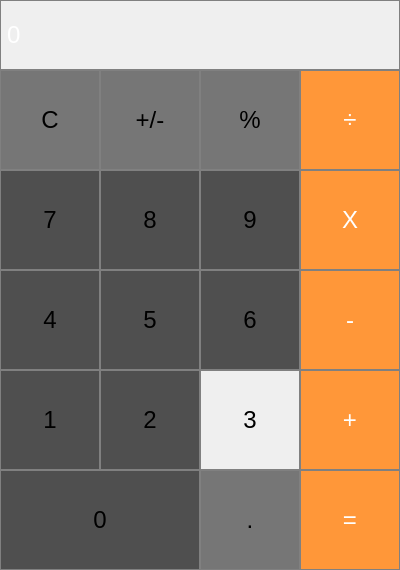
The window that mainwindow.ui (tonigasic/QT-Calculator) describes before a commit, drawn with Qt 5.
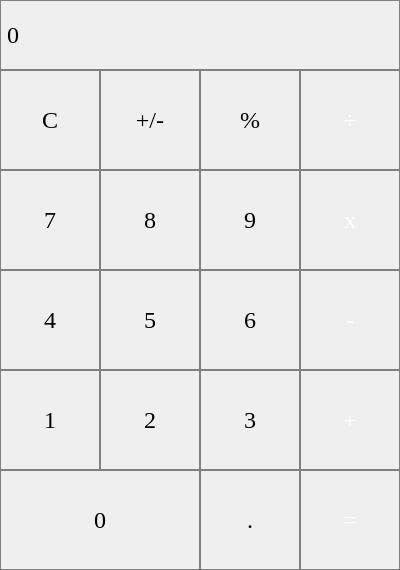
The same window after the commit.

Commit message: added some functionalities to some buttons and changed design

Patch:
```diff
--- a/mainwindow.ui
+++ b/mainwindow.ui
@@ -25,6 +25,7 @@
     </property>
     <property name="font">
      <font>
+      <family>Times New Roman</family>
       <pointsize>18</pointsize>
      </font>
     </property>
@@ -33,9 +34,8 @@
   	qproperty-alignment: 'AlignVCenter | AlignRight';
   	border: 1px solid grey;
   	 background-color: qlineargradient(x1: 0, y1: 0, x2: 0, y2: 1,
-                                      stop: 0 #e6e6e6, stop: 0.3 #595959
-									  stop: 0.7 #595959, stop: 1.0 #e6e6e6);
-	color : white;
+                                      stop: 0 #8EE4Af, stop: 1 #edf5e1);
+	color : black;
 }
 
 
@@ -56,13 +56,16 @@
     </property>
     <property name="font">
      <font>
+      <family>Times New Roman</family>
       <pointsize>18</pointsize>
      </font>
     </property>
     <property name="styleSheet">
      <string notr="true">QPushButton {
     border: 1px solid gray;
-	background-color: #767676;
+	/*background-color: #659DBD;*/
+	background-color: qlineargradient(x1: 0, y1: 0, x2: 0, y2: 1,
+                                      stop: 0 #4b8f69, stop: 1 #9bc1ac);
 }
 QPushButton:pressed {
     background-color: qlineargradient(x1: 0, y1: 0, x2: 0, y2: 1,
@@ -73,7 +76,7 @@
      <string>C</string>
     </property>
    </widget>
-   <widget class="QPushButton" name="pushButton_2">
+   <widget class="QPushButton" name="pushButton_predznak">
     <property name="geometry">
      <rect>
       <x>100</x>
@@ -84,13 +87,16 @@
     </property>
     <property name="font">
      <font>
+      <family>Times New Roman</family>
       <pointsize>18</pointsize>
      </font>
     </property>
     <property name="styleSheet">
      <string notr="true">QPushButton {
     border: 1px solid gray;
-	background-color: #767676;
+	/*background-color: #659DBD;*/
+	background-color: qlineargradient(x1: 0, y1: 0, x2: 0, y2: 1,
+                                      stop: 0 #4b8f69, stop: 1 #9bc1ac);
 }
 QPushButton:pressed {
     background-color: qlineargradient(x1: 0, y1: 0, x2: 0, y2: 1,
@@ -101,7 +107,7 @@
      <string>+/-</string>
     </property>
    </widget>
-   <widget class="QPushButton" name="pushButton_3">
+   <widget class="QPushButton" name="pushButton_percentage">
     <property name="geometry">
      <rect>
       <x>200</x>
@@ -112,13 +118,16 @@
     </property>
     <property name="font">
      <font>
+      <family>Times New Roman</family>
       <pointsize>18</pointsize>
      </font>
     </property>
     <property name="styleSheet">
      <string notr="true">QPushButton {
     border: 1px solid gray;
-	background-color: #767676;
+	/*background-color: #659DBD;*/
+	background-color: qlineargradient(x1: 0, y1: 0, x2: 0, y2: 1,
+                                      stop: 0 #4b8f69, stop: 1 #9bc1ac);
 }
 QPushButton:pressed {
     background-color: qlineargradient(x1: 0, y1: 0, x2: 0, y2: 1,
@@ -129,7 +138,7 @@
      <string>%</string>
     </property>
    </widget>
-   <widget class="QPushButton" name="pushButton_4">
+   <widget class="QPushButton" name="pushButton_division">
     <property name="geometry">
      <rect>
       <x>300</x>
@@ -140,20 +149,25 @@
     </property>
     <property name="font">
      <font>
+      <family>Times New Roman</family>
       <pointsize>18</pointsize>
      </font>
     </property>
     <property name="styleSheet">
      <string notr="true">QPushButton {
-  background-color: rgb(255, 151, 57);
-  color: white; 
-  border: 1px solid gray;
+    border: 1px solid gray;
+color:white;
+	/*background-color: #BC986A;*/
+	 background-color: qlineargradient(x1: 0, y1: 0, x2: 0, y2: 1,
+                                      stop: 0 #05386b, stop: 1 #6987a6);
 }
-
 QPushButton:pressed {
     background-color: qlineargradient(x1: 0, y1: 0, x2: 0, y2: 1,
-                                      stop: 0 #FF7832, stop: 1 #595959);
-}</string>
+                                      stop: 0 #6987a6, stop: 1 #05386b 	);
+}
+
+
+</string>
     </property>
     <property name="text">
      <string>÷</string>
@@ -170,14 +184,19 @@
     </property>
     <property name="font">
      <font>
+      <family>Times New Roman</family>
       <pointsize>18</pointsize>
      </font>
     </property>
     <property name="styleSheet">
      <string notr="true">QPushButton {
-    border: 1px solid gray;
-	background-color: #4f4f4f;
+	background-color: qlineargradient(x1: 0, y1: 0, x2: 0, y2: 1,
+                                      stop: 0 #328775, stop: 1 #87c0b4);
+  /*background-color: #8D8741;*/
+  color: black; 
+  border: 1px solid gray;
 }
+
 QPushButton:pressed {
     background-color: qlineargradient(x1: 0, y1: 0, x2: 0, y2: 1,
                                       stop: 0 #373737, stop: 1 #606060);
@@ -187,7 +206,7 @@
      <string>8</string>
     </property>
    </widget>
-   <widget class="QPushButton" name="pushButton_6">
+   <widget class="QPushButton" name="pushButton_multiply">
     <property name="geometry">
      <rect>
       <x>300</x>
@@ -198,23 +217,28 @@
     </property>
     <property name="font">
      <font>
+      <family>Times New Roman</family>
       <pointsize>18</pointsize>
      </font>
     </property>
     <property name="styleSheet">
      <string notr="true">QPushButton {
-  background-color: rgb(255, 151, 57);
-  color: white; 
-  border: 1px solid gray;
+    border: 1px solid gray;
+color:white;
+	/*background-color: #BC986A;*/
+	 background-color: qlineargradient(x1: 0, y1: 0, x2: 0, y2: 1,
+                                      stop: 0 #05386b, stop: 1 #6987a6);
 }
-
 QPushButton:pressed {
     background-color: qlineargradient(x1: 0, y1: 0, x2: 0, y2: 1,
-                                      stop: 0 #FF7832, stop: 1 #FF9739);
-}</string>
+                                      stop: 0 #6987a6, stop: 1 #05386b 	);
+}
+
+
+</string>
     </property>
     <property name="text">
-     <string>X</string>
+     <string>x</string>
     </property>
    </widget>
    <widget class="QPushButton" name="pushButton_7">
@@ -228,14 +252,19 @@
     </property>
     <property name="font">
      <font>
+      <family>Times New Roman</family>
       <pointsize>18</pointsize>
      </font>
     </property>
     <property name="styleSheet">
      <string notr="true">QPushButton {
-    border: 1px solid gray;
-	background-color: #4f4f4f;
+	background-color: qlineargradient(x1: 0, y1: 0, x2: 0, y2: 1,
+                                      stop: 0 #328775, stop: 1 #87c0b4);
+  /*background-color: #8D8741;*/
+  color: black; 
+  border: 1px solid gray;
 }
+
 QPushButton:pressed {
     background-color: qlineargradient(x1: 0, y1: 0, x2: 0, y2: 1,
                                       stop: 0 #373737, stop: 1 #606060);
@@ -256,14 +285,19 @@
     </property>
     <property name="font">
      <font>
+      <family>Times New Roman</family>
       <pointsize>18</pointsize>
      </font>
     </property>
     <property name="styleSheet">
      <string notr="true">QPushButton {
-    border: 1px solid gray;
-	background-color: #4f4f4f;
+	background-color: qlineargradient(x1: 0, y1: 0, x2: 0, y2: 1,
+                                      stop: 0 #328775, stop: 1 #87c0b4);
+  /*background-color: #8D8741;*/
+  color: black; 
+  border: 1px solid gray;
 }
+
 QPushButton:pressed {
     background-color: qlineargradient(x1: 0, y1: 0, x2: 0, y2: 1,
                                       stop: 0 #373737, stop: 1 #606060);
@@ -284,14 +318,19 @@
     </property>
     <property name="font">
      <font>
+      <family>Times New Roman</family>
       <pointsize>18</pointsize>
      </font>
     </property>
     <property name="styleSheet">
      <string notr="true">QPushButton {
-    border: 1px solid gray;
-	background-color: #4f4f4f;
+	background-color: qlineargradient(x1: 0, y1: 0, x2: 0, y2: 1,
+                                      stop: 0 #328775, stop: 1 #87c0b4);
+  /*background-color: #8D8741;*/
+  color: black; 
+  border: 1px solid gray;
 }
+
 QPushButton:pressed {
     background-color: qlineargradient(x1: 0, y1: 0, x2: 0, y2: 1,
                                       stop: 0 #373737, stop: 0.5 #606060);
@@ -312,26 +351,31 @@
     </property>
     <property name="font">
      <font>
+      <family>Times New Roman</family>
       <pointsize>18</pointsize>
      </font>
     </property>
     <property name="styleSheet">
      <string notr="true">QPushButton {
-  background-color: rgb(255, 151, 57);
-  color: white; 
-  border: 1px solid gray;
+    border: 1px solid gray;
+color:white;
+	/*background-color: #BC986A;*/
+	 background-color: qlineargradient(x1: 0, y1: 0, x2: 0, y2: 1,
+                                      stop: 0 #05386b, stop: 1 #6987a6);
 }
-
 QPushButton:pressed {
     background-color: qlineargradient(x1: 0, y1: 0, x2: 0, y2: 1,
-                                      stop: 0 #FF7832, stop: 1 #FF9739);
-}</string>
+                                      stop: 0 #6987a6, stop: 1 #05386b 	);
+}
+
+
+</string>
     </property>
     <property name="text">
      <string>-</string>
     </property>
    </widget>
-   <widget class="QPushButton" name="pushButton_11">
+   <widget class="QPushButton" name="pushButton_6">
     <property name="geometry">
      <rect>
       <x>200</x>
@@ -342,14 +386,19 @@
     </property>
     <property name="font">
      <font>
+      <family>Times New Roman</family>
       <pointsize>18</pointsize>
      </font>
     </property>
     <property name="styleSheet">
      <string notr="true">QPushButton {
-    border: 1px solid gray;
-	background-color: #4f4f4f;
+	background-color: qlineargradient(x1: 0, y1: 0, x2: 0, y2: 1,
+                                      stop: 0 #328775, stop: 1 #87c0b4);
+  /*background-color: #8D8741;*/
+  color: black; 
+  border: 1px solid gray;
 }
+
 QPushButton:pressed {
     background-color: qlineargradient(x1: 0, y1: 0, x2: 0, y2: 1,
                                       stop: 0 #373737, stop: 1 #606060);
@@ -359,7 +408,7 @@
      <string>6</string>
     </property>
    </widget>
-   <widget class="QPushButton" name="pushButton_12">
+   <widget class="QPushButton" name="pushButton_4">
     <property name="geometry">
      <rect>
       <x>0</x>
@@ -370,14 +419,19 @@
     </property>
     <property name="font">
      <font>
+      <family>Times New Roman</family>
       <pointsize>18</pointsize>
      </font>
     </property>
     <property name="styleSheet">
      <string notr="true">QPushButton {
-    border: 1px solid gray;
-	background-color: #4f4f4f;
+	background-color: qlineargradient(x1: 0, y1: 0, x2: 0, y2: 1,
+                                      stop: 0 #328775, stop: 1 #87c0b4);
+  /*background-color: #8D8741;*/
+  color: black; 
+  border: 1px solid gray;
 }
+
 QPushButton:pressed {
     background-color: qlineargradient(x1: 0, y1: 0, x2: 0, y2: 1,
                                       stop: 0 #373737, stop: 1 #606060);
@@ -387,7 +441,7 @@
      <string>4</string>
     </property>
    </widget>
-   <widget class="QPushButton" name="pushButton_13">
+   <widget class="QPushButton" name="pushButton_2">
     <property name="geometry">
      <rect>
       <x>100</x>
@@ -398,14 +452,19 @@
     </property>
     <property name="font">
      <font>
+      <family>Times New Roman</family>
       <pointsize>18</pointsize>
      </font>
     </property>
     <property name="styleSheet">
      <string notr="true">QPushButton {
-    border: 1px solid gray;
-	background-color: #4f4f4f;
+	background-color: qlineargradient(x1: 0, y1: 0, x2: 0, y2: 1,
+                                      stop: 0 #328775, stop: 1 #87c0b4);
+  /*background-color: #8D8741;*/
+  color: black; 
+  border: 1px solid gray;
 }
+
 QPushButton:pressed {
     background-color: qlineargradient(x1: 0, y1: 0, x2: 0, y2: 1,
                                       stop: 0 #373737, stop: 1 #606060);
@@ -426,26 +485,31 @@
     </property>
     <property name="font">
      <font>
+      <family>Times New Roman</family>
       <pointsize>18</pointsize>
      </font>
     </property>
     <property name="styleSheet">
      <string notr="true">QPushButton {
-  background-color: rgb(255, 151, 57);
-  color: white; 
-  border: 1px solid gray;
+    border: 1px solid gray;
+color:white;
+	/*background-color: #BC986A;*/
+	 background-color: qlineargradient(x1: 0, y1: 0, x2: 0, y2: 1,
+                                      stop: 0 #05386b, stop: 1 #6987a6);
 }
-
 QPushButton:pressed {
     background-color: qlineargradient(x1: 0, y1: 0, x2: 0, y2: 1,
-                                      stop: 0 #FF7832, stop: 1 #FF9739);
-}</string>
+                                      stop: 0 #6987a6, stop: 1 #05386b 	);
+}
+
+
+</string>
     </property>
     <property name="text">
      <string>+</string>
     </property>
    </widget>
-   <widget class="QPushButton" name="pushButton_15">
+   <widget class="QPushButton" name="pushButton_3">
     <property name="geometry">
      <rect>
       <x>200</x>
@@ -456,15 +520,19 @@
     </property>
     <property name="font">
      <font>
+      <family>Times New Roman</family>
       <pointsize>18</pointsize>
      </font>
     </property>
     <property name="styleSheet">
      <string notr="true">QPushButton {
-    border: 1px solid gray;
-	 background-color: qlineargradient(x1: 0, y1: 0, x2: 0, y2: 1,
-                                      stop: 0 #373737, stop: 1 #606060);
+	background-color: qlineargradient(x1: 0, y1: 0, x2: 0, y2: 1,
+                                      stop: 0 #328775, stop: 1 #87c0b4);
+  /*background-color: #8D8741;*/
+  color: black; 
+  border: 1px solid gray;
 }
+
 QPushButton:pressed {
     background-color: qlineargradient(x1: 0, y1: 0, x2: 0, y2: 1,
                                       stop: 0 #373737, stop: 1 #606060);
@@ -485,14 +553,19 @@
     </property>
     <property name="font">
      <font>
+      <family>Times New Roman</family>
       <pointsize>18</pointsize>
      </font>
     </property>
     <property name="styleSheet">
      <string notr="true">QPushButton {
-    border: 1px solid gray;
-	background-color: #4f4f4f;
+	background-color: qlineargradient(x1: 0, y1: 0, x2: 0, y2: 1,
+                                      stop: 0 #328775, stop: 1 #87c0b4);
+  /*background-color: #8D8741;*/
+  color: black; 
+  border: 1px solid gray;
 }
+
 QPushButton:pressed {
     background-color: qlineargradient(x1: 0, y1: 0, x2: 0, y2: 1,
                                       stop: 0 #373737, stop: 1 #606060);
@@ -513,20 +586,25 @@
     </property>
     <property name="font">
      <font>
+      <family>Times New Roman</family>
       <pointsize>18</pointsize>
      </font>
     </property>
     <property name="styleSheet">
      <string notr="true">QPushButton {
-  background-color: rgb(255, 151, 57);
-  color: white; 
-  border: 1px solid gray;
+    border: 1px solid gray;
+color:white;
+	/*background-color: #BC986A;*/
+	 background-color: qlineargradient(x1: 0, y1: 0, x2: 0, y2: 1,
+                                      stop: 0 #05386b, stop: 1 #6987a6);
 }
-
 QPushButton:pressed {
     background-color: qlineargradient(x1: 0, y1: 0, x2: 0, y2: 1,
-                                      stop: 0 #FF7832, stop: 1 #FF9739);
-}</string>
+                                      stop: 0 #6987a6, stop: 1 #05386b 	);
+}
+
+
+</string>
     </property>
     <property name="text">
      <string>=</string>
@@ -543,13 +621,16 @@
     </property>
     <property name="font">
      <font>
+      <family>Times New Roman</family>
       <pointsize>18</pointsize>
      </font>
     </property>
     <property name="styleSheet">
      <string notr="true">QPushButton {
     border: 1px solid gray;
-	background-color: #767676;
+	/*background-color: #659DBD;*/
+	background-color: qlineargradient(x1: 0, y1: 0, x2: 0, y2: 1,
+                                      stop: 0 #4b8f69, stop: 1 #9bc1ac);
 }
 QPushButton:pressed {
     background-color: qlineargradient(x1: 0, y1: 0, x2: 0, y2: 1,
@@ -571,14 +652,19 @@
     </property>
     <property name="font">
      <font>
+      <family>Times New Roman</family>
       <pointsize>18</pointsize>
      </font>
     </property>
     <property name="styleSheet">
      <string notr="true">QPushButton {
-    border: 1px solid gray;
-	background-color: #4f4f4f;
+	background-color: qlineargradient(x1: 0, y1: 0, x2: 0, y2: 1,
+                                      stop: 0 #328775, stop: 1 #87c0b4);
+  /*background-color: #8D8741;*/
+  color: black; 
+  border: 1px solid gray;
 }
+
 QPushButton:pressed {
     background-color: qlineargradient(x1: 0, y1: 0, x2: 0, y2: 1,
                                       stop: 0 #373737, stop: 1 #606060);
```
Left out of the diff: 50 changed lines with no effect on the pictures. The commit also changes 3 other files.
